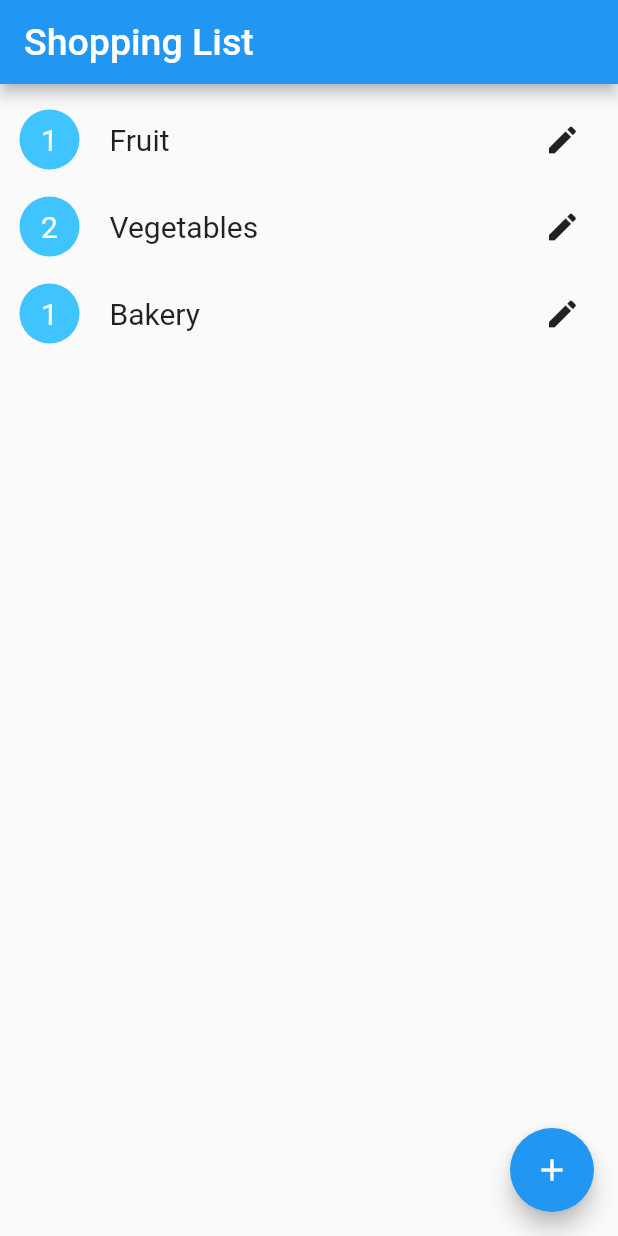
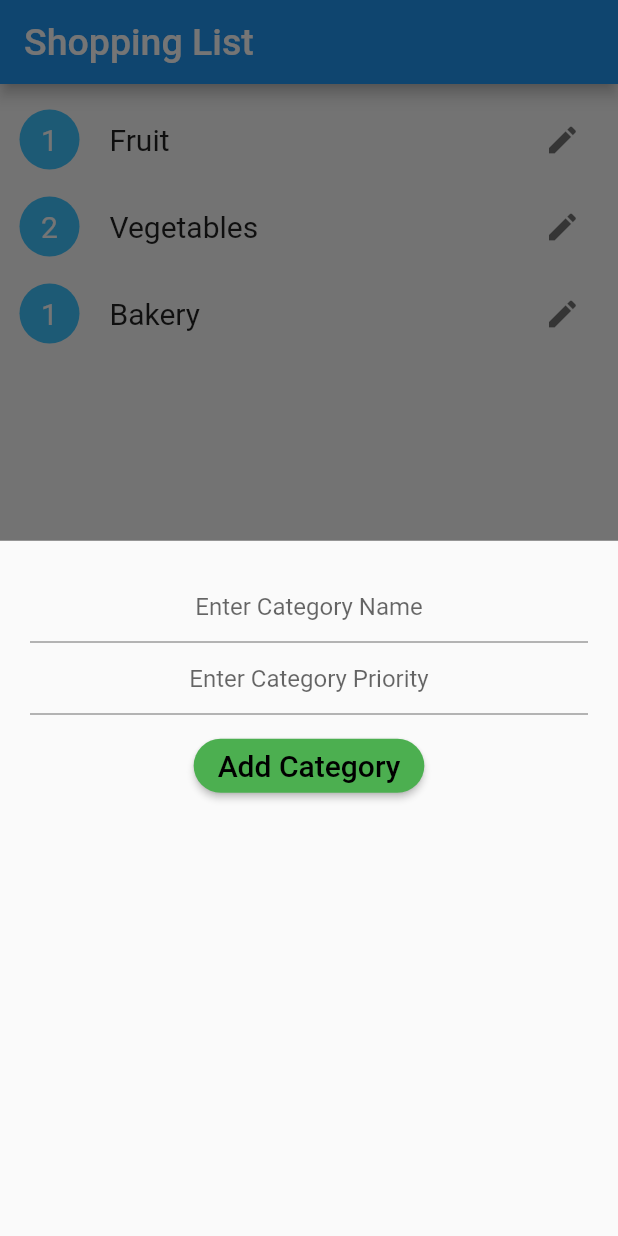
Before and after one commit to kevinle108/FlutterShoppingList_with_Riverpod, a Flutter app: the screen it shows after launch, after a tap on the "add" icon, on a phone screen of 412 x 824 dp. Run offline on Flutter 3.47's test engine with Material 2 defaults, Android fonts, the phone set to English and light mode, and no system bars.

Commit message:
cleaned up file structure

```diff
--- a/lib/category_card.dart
+++ b/lib/category_card.dart
@@ -1,7 +1,7 @@
 import 'package:flutter/material.dart';
 import 'package:flutter_shopping_list/screens/category_screen.dart';
 
-import 'screens/edit_shopping_list_card.dart';
+import 'widgets/edit_shopping_list_card.dart';
 
 class CategoryCard extends StatelessWidget {
   String itemName;
@@ -40,7 +40,7 @@ class CategoryCard extends StatelessWidget {
             ),
           ),
           IconButton(
-            icon: Icon(Icons.edit),
+            icon: Icon(Icons.edit, color: Colors.black54,),
             onPressed: () {
               showDialog(
                 context: context,
--- a/lib/main.dart
+++ b/lib/main.dart
@@ -1,31 +1,7 @@
 import 'package:flutter/material.dart';
-import 'package:flutter_shopping_list/screens/main_screen.dart';
+
+import 'my_app.dart';
 
 void main() {
-  runApp(const MyApp());
+  runApp(MyApp());
 }
-
-class MyApp extends StatelessWidget {
-  const MyApp({Key? key}) : super(key: key);
-
-  // This widget is the root of your application.
-  @override
-  Widget build(BuildContext context) {
-    return MaterialApp(
-      title: 'Flutter Demo',
-      theme: ThemeData(
-        // This is the theme of your application.
-        //
-        // Try running your application with "flutter run". You'll see the
-        // application has a blue toolbar. Then, without quitting the app, try
-        // changing the primarySwatch below to Colors.green and then invoke
-        // "hot reload" (press "r" in the console where you ran "flutter run",
-        // or simply save your changes to "hot reload" in a Flutter IDE).
-        // Notice that the counter didn't reset back to zero; the application
-        // is not restarted.
-        primarySwatch: Colors.blue,
-      ),
-      home: MainScreen(),
-    );
-  }
-}
--- /dev/null
+++ b/lib/models/shopping_category.dart
@@ -0,0 +1,7 @@
+class ShoppingCategory {
+  int id;
+  String name;
+  int priority;
+
+  ShoppingCategory({required this.name, required this.priority, this.id = 0});
+}
--- a/lib/models/shopping_item.dart
+++ b/lib/models/shopping_item.dart
@@ -1,9 +1,9 @@
 class ShoppingItem {
   String name;
-  int quantity;
+  String quantity;
   String note;
   int categoryId;
-  int id = 0;
+  int id;
 
   ShoppingItem({required this.categoryId, required this.name, required this.quantity, required this.note, this.id = 0});
 
--- /dev/null
+++ b/lib/my_app.dart
@@ -0,0 +1,17 @@
+
+import 'package:flutter/material.dart';
+
+import 'screens/main_screen.dart';
+
+class MyApp extends StatelessWidget {
+  @override
+  Widget build(BuildContext context) {
+    return MaterialApp(
+      title: 'Flutter Demo',
+      theme: ThemeData(
+        primarySwatch: Colors.blue,
+      ),
+      home: MainScreen(),
+    );
+  }
+}
--- /dev/null
+++ b/lib/screens/add_category_sheet.dart
@@ -0,0 +1,81 @@
+import 'package:flutter/material.dart';
+
+class AddCategorySheet extends StatelessWidget {
+
+  @override
+  Widget build(BuildContext context) {
+    return Container(
+      padding: EdgeInsets.all(20.0),
+      child: Column(
+        children: <Widget>[
+          TextField(
+            textAlign: TextAlign.center,
+            decoration: InputDecoration(
+              hintText: 'Enter Category Name',
+            ),
+          ),
+          TextField(
+            textAlign: TextAlign.center,
+            decoration: InputDecoration(
+              hintText: 'Enter Category Priority',
+            ),
+          ),
+          SizedBox(
+            height: 10.0,
+          ),
+          ElevatedButton(
+            style: ElevatedButton.styleFrom(
+                primary: Colors.green,
+                shape: RoundedRectangleBorder(
+                  borderRadius: BorderRadius.circular(32.0),
+                )),
+            onPressed: () {},
+            child: Text(
+              'Add Category',
+              style: TextStyle(fontSize: 20.0, color: Colors.black),
+            ),
+          ),
+        ],
+      ),
+    );
+  }
+}
+// class AddCategorySheet extends StatelessWidget {
+//   @override
+//   Widget build(BuildContext context) {
+//     return Container(
+//       padding: EdgeInsets.all(20.0),
+//       child: Column(
+//         children: <Widget>[
+//           TextField(
+//             textAlign: TextAlign.center,
+//             decoration: InputDecoration(
+//               hintText: 'Enter Category Name',
+//             ),
+//           ),
+//           TextField(
+//             textAlign: TextAlign.center,
+//             decoration: InputDecoration(
+//               hintText: 'Enter Category Priority',
+//             ),
+//           ),
+//           SizedBox(
+//             height: 10.0,
+//           ),
+//           ElevatedButton(
+//             style: ElevatedButton.styleFrom(
+//                 primary: Colors.green,
+//                 shape: RoundedRectangleBorder(
+//                   borderRadius: BorderRadius.circular(32.0),
+//                 )),
+//             onPressed: () {},
+//             child: Text(
+//               'Add Category',
+//               style: TextStyle(fontSize: 20.0, color: Colors.black),
+//             ),
+//           ),
+//         ],
+//       ),
+//     );
+//   }
+// }
--- a/lib/screens/category_screen.dart
+++ b/lib/screens/category_screen.dart
@@ -2,15 +2,16 @@ import 'package:flutter/cupertino.dart';
 import 'package:flutter/material.dart';
 import 'package:flutter_shopping_list/category_card.dart';
 import 'package:flutter_shopping_list/models/shopping_item.dart';
-import 'package:flutter_shopping_list/screens/item_card.dart';
+import 'package:flutter_shopping_list/widgets/edit_shopping_list_card.dart';
+import 'package:flutter_shopping_list/widgets/item_card.dart';
 
 class CategroryScreen extends StatelessWidget {
   String itemName;
 
   List<ShoppingItem> shoppingItems = [
-    ShoppingItem(categoryId: 1, name: 'Oranges', quantity: 10, note: 'hi'),
-    ShoppingItem(categoryId: 1, name: 'Apples', quantity: 65, note: 'now'),
-    ShoppingItem(categoryId: 1, name: 'Bananas', quantity: 65, note: 'now'),
+    ShoppingItem(categoryId: 1, name: 'Oranges', quantity: '10', note: 'hi'),
+    ShoppingItem(categoryId: 1, name: 'Apples', quantity: '65', note: 'now'),
+    ShoppingItem(categoryId: 1, name: 'Bananas', quantity: '65', note: 'now'),
   ];
 
   CategroryScreen({required this.itemName});
@@ -26,15 +27,17 @@ class CategroryScreen extends StatelessWidget {
       ),
       floatingActionButton: FloatingActionButton(
         child: Icon(Icons.add),
-        onPressed: () {},
+        onPressed: () {
+          // todo add a category
+
+        },
       ),
       body: Padding(
           padding: const EdgeInsets.all(8.0),
           child: ListView.builder(
             itemCount: shoppingItems.length,
             itemBuilder: (context, index) {
-              ShoppingItem item = shoppingItems[index];
-              return ItemCard(itemName: item.name, itemNote: item.note, itemQuantity: item.quantity);
+              return ItemCard(item: shoppingItems[index],);
             },
           )),
     );
--- a/lib/screens/main_screen.dart
+++ b/lib/screens/main_screen.dart
@@ -1,38 +1,45 @@
 import 'package:flutter/material.dart';
 import 'package:flutter_shopping_list/category_card.dart';
-import 'package:flutter_shopping_list/screens/edit_shopping_list_card.dart';
+import 'package:flutter_shopping_list/models/shopping_category.dart';
+import 'package:flutter_shopping_list/screens/add_category_sheet.dart';
+import 'package:flutter_shopping_list/widgets/edit_shopping_list_card.dart';
 
 class MainScreen extends StatelessWidget {
+  List<ShoppingCategory> categories = [
+    ShoppingCategory(name: 'Fruit', priority: 1),
+    ShoppingCategory(name: 'Vegetables', priority: 2),
+    ShoppingCategory(name: 'Bakery', priority: 1),
+  ];
+
   @override
   Widget build(BuildContext context) {
     return Scaffold(
       appBar: AppBar(
         title: Text(
-            'Shopping List',
-            style: TextStyle(fontSize: 25.0),
+          'Shopping List',
+          style: TextStyle(fontSize: 25.0),
         ),
       ),
       floatingActionButton: FloatingActionButton(
         child: Icon(Icons.add),
         onPressed: () {
-          // showDialog(
-          //   context: context,
-          //   builder: (context) {
-          //     return EditListCard();
-          //   },
-          // );
+          showModalBottomSheet(
+              context: context,
+              builder: (context) {
+                return AddCategorySheet();
+              });
         },
       ),
       body: Padding(
-        padding: const EdgeInsets.all(8.0),
-        child: Column(
-          children: [
-            CategoryCard(itemName: 'Fruit', itemPriority: 1,),
-            CategoryCard(itemName: 'Vegetables', itemPriority: 2,),
-            CategoryCard(itemName: 'Bakery', itemPriority: 1,),
-          ],
-        ),
-      ),
+          padding: const EdgeInsets.all(8.0),
+          child: ListView.builder(
+            itemCount: categories.length,
+            itemBuilder: (context, index) {
+              return CategoryCard(
+                  itemName: categories[index].name,
+                  itemPriority: categories[index].priority);
+            },
+          )),
     );
   }
 }
--- a/lib/screens/item_card.dart
+++ b/lib/widgets/item_card.dart
@@ -1,11 +1,10 @@
 import 'package:flutter/material.dart';
+import 'package:flutter_shopping_list/models/shopping_item.dart';
 
 class ItemCard extends StatelessWidget {
-  String itemName;
-  int itemQuantity;
-  String itemNote;
+  ShoppingItem item;
 
-  ItemCard({required this.itemName, required this.itemNote, required this.itemQuantity});
+  ItemCard({required this.item});
 
   @override
   Widget build(BuildContext context) {
@@ -18,11 +17,11 @@ class ItemCard extends StatelessWidget {
                 crossAxisAlignment: CrossAxisAlignment.start,
                 children: [
                   Text(
-                      itemName,
+                      item.name,
                       style: TextStyle(fontSize: 25.0),
                   ),
                   Text(
-                      'Quantity: $itemQuantity - Note: $itemNote',
+                      'Quantity: ${item.quantity} - Note: ${item.note}',
                       style: TextStyle(fontSize: 18.0, color: Colors.black54),
                   ),
                 ],
```
Also changed, not shown: lib/widgets/edit_shopping_list_card.dart (renamed from lib/screens/edit_shopping_list_card.dart), 1 other file.
